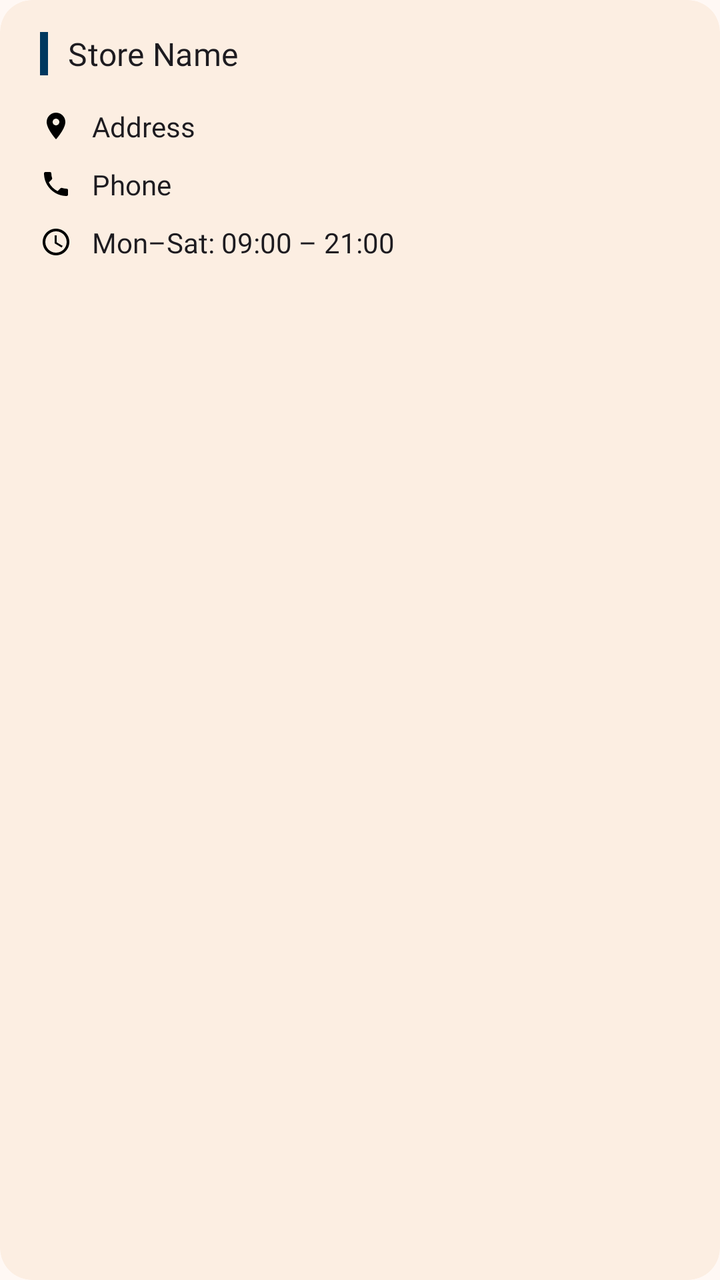
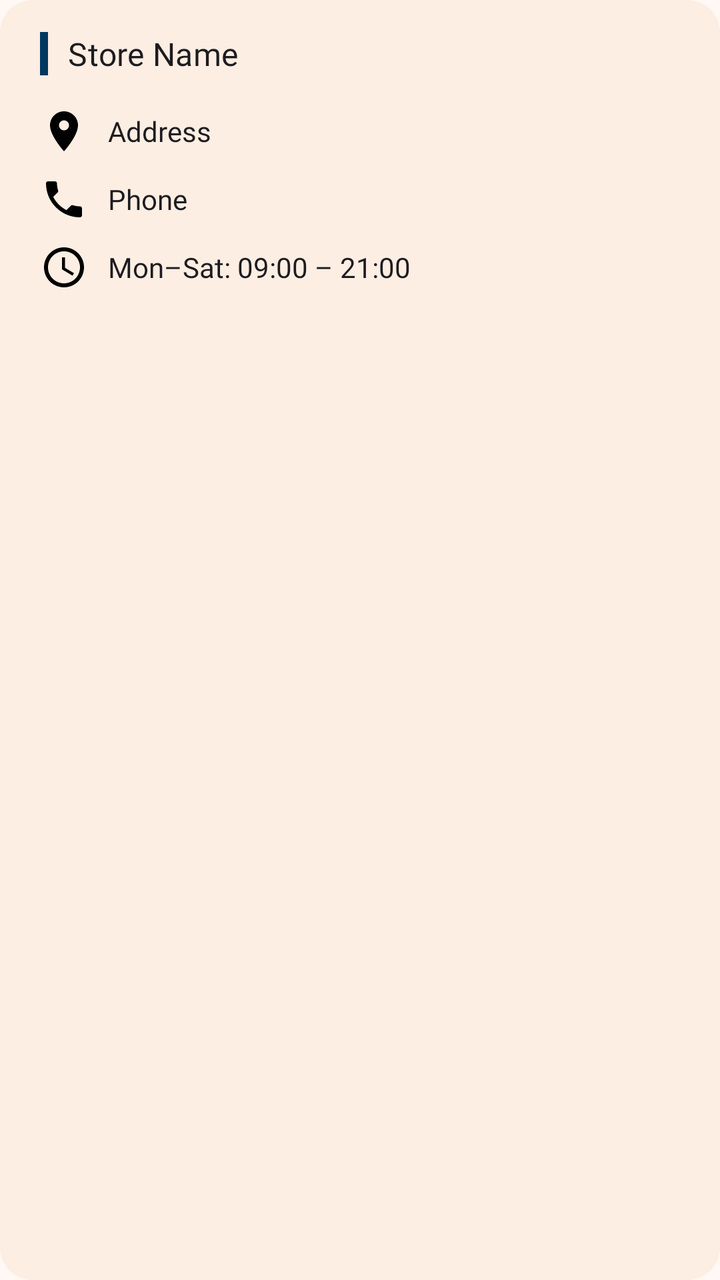

Screens rendered from an Android XML layout before and after an edit, with the pre-edit source and the edit as a unified diff.
<!-- AndroidManifest.xml: application theme Theme.DClassicsBooks -->
<!-- res/layout/item_store.xml -->
<?xml version="1.0" encoding="utf-8"?>
<com.google.android.material.card.MaterialCardView xmlns:android="http://schemas.android.com/apk/res/android"
    xmlns:app="http://schemas.android.com/apk/res-auto"
    android:layout_width="match_parent"
    android:layout_height="wrap_content"
    android:layout_marginBottom="@dimen/space200"
    app:shapeAppearance="@style/ShapeAppearance.Material3.Corner.Large"
    app:cardElevation="@dimen/elevation_level0">

    <LinearLayout
        android:layout_width="match_parent"
        android:layout_height="wrap_content"
        android:orientation="vertical">

        <LinearLayout
            android:layout_width="match_parent"
            android:layout_height="wrap_content"
            android:orientation="vertical"
            android:paddingHorizontal="@dimen/space250"
            android:paddingTop="@dimen/space200"
            android:paddingBottom="@dimen/space250">

            
            <LinearLayout
                android:layout_width="match_parent"
                android:layout_height="wrap_content"
                android:orientation="horizontal"
                android:gravity="center_vertical"
                android:layout_marginBottom="@dimen/space200">

                <View
                    android:layout_width="4dp"
                    android:layout_height="match_parent"
                    android:background="@color/accent"
                    android:layout_marginEnd="@dimen/space125"/>

                <TextView
                    android:id="@+id/tv_store_name"
                    android:layout_width="0dp"
                    android:layout_height="wrap_content"
                    android:layout_weight="1"
                    android:text="Store Name"
                    android:textAppearance="?attr/textAppearanceTitleMedium"/>

            </LinearLayout>

            
            <LinearLayout
                android:layout_width="match_parent"
                android:layout_height="wrap_content"
                android:orientation="horizontal"
                android:gravity="center_vertical"
                android:layout_marginBottom="@dimen/space125">

                <ImageView
                    android:layout_width="16dp"
                    android:layout_height="16dp"
                    android:src="@drawable/ic_location_on"
                    android:contentDescription="Location"/>

                <TextView
                    android:id="@+id/tv_store_address"
                    android:layout_width="0dp"
                    android:layout_height="wrap_content"
                    android:layout_weight="1"
                    android:text="Address"
                    android:textAppearance="?attr/textAppearanceBodyMedium"
                    android:layout_marginStart="@dimen/space125"/>

            </LinearLayout>

            
            <LinearLayout
                android:layout_width="match_parent"
                android:layout_height="wrap_content"
                android:orientation="horizontal"
                android:gravity="center_vertical"
                android:layout_marginBottom="@dimen/space125">

                <ImageView
                    android:layout_width="16dp"
                    android:layout_height="16dp"
                    android:src="@drawable/ic_phone"
                    android:contentDescription="Phone"/>

                <TextView
                    android:id="@+id/tv_store_phone"
                    android:layout_width="0dp"
                    android:layout_height="wrap_content"
                    android:layout_weight="1"
                    android:text="Phone"
                    android:textAppearance="?attr/textAppearanceBodyMedium"
                    android:layout_marginStart="@dimen/space125"/>

            </LinearLayout>

            
            <LinearLayout
                android:layout_width="match_parent"
                android:layout_height="wrap_content"
                android:orientation="horizontal"
                android:gravity="center_vertical">

                <ImageView
                    android:layout_width="16dp"
                    android:layout_height="16dp"
                    android:src="@drawable/ic_access_time"
                    android:contentDescription="Hours"/>

                <TextView
                    android:layout_width="0dp"
                    android:layout_height="wrap_content"
                    android:layout_weight="1"
                    android:text="@string/store_hours"
                    android:textAppearance="?attr/textAppearanceBodyMedium"
                    android:layout_marginStart="@dimen/space125"/>

            </LinearLayout>

        </LinearLayout>
    </LinearLayout>
</com.google.android.material.card.MaterialCardView>
<!-- resources referenced by this layout -->
<resources>
  <color name="accent">#00385F</color>
  <dimen name="elevation_level0">0dp</dimen>
  <dimen name="space125">10dp</dimen>
  <dimen name="space200">16dp</dimen>
  <dimen name="space250">20dp</dimen>
  <string name="store_hours">Mon–Sat: 09:00 – 21:00</string>
  <style name="Theme.DClassicsBooks" parent="Theme.DClassicsBooks.Base" />
  <color name="primary">#4E3000</color>
  <color name="white">#FFFFFF</color>
  <color name="primary_container">#926421</color>
  <color name="secondary">#45331C</color>
  <color name="secondary_container">#80694E</color>
  <color name="accent_container">#43709D</color>
  <color name="error">#740006</color>
  <color name="error_container">#CF2C27</color>
  <color name="surface">#FFF8F4</color>
  <color name="surface_container_low">#FCEEE2</color>
  <color name="surface_container">#F3E6DA</color>
  <color name="surface_container_high">#E8DBCF</color>
  <color name="outline">#5C5144</color>
  <color name="outline_variant">#776B5E</color>
  <color name="on_surface">#161009</color>
  <color name="on_surface_variant">#3E3429</color>
  <style name="Typography.DisplayLarge" parent="TextAppearance.Material3.DisplayLarge">
          <item name="fontFamily">@font/aleo_semibold</item>
          <item name="android:fontFamily">@font/aleo_semibold</item>
      </style>
  <style name="Typography.DisplayMedium" parent="TextAppearance.Material3.DisplayMedium">
          <item name="fontFamily">@font/aleo_semibold</item>
          <item name="android:fontFamily">@font/aleo_semibold</item>
      </style>
  <style name="Typography.DisplaySmall" parent="TextAppearance.Material3.DisplaySmall">
          <item name="fontFamily">@font/aleo_semibold</item>
          <item name="android:fontFamily">@font/aleo_semibold</item>
      </style>
  <style name="Typography.HeadlineLarge" parent="TextAppearance.Material3.HeadlineLarge">
          <item name="fontFamily">@font/aleo_semibold</item>
          <item name="android:fontFamily">@font/aleo_semibold</item>
      </style>
  <style name="Typography.HeadlineSmall" parent="TextAppearance.Material3.HeadlineSmall">
          <item name="fontFamily">@font/aleo_semibold</item>
          <item name="android:fontFamily">@font/aleo_semibold</item>
      </style>
  <style name="Typography.TitleLarge" parent="TextAppearance.Material3.TitleLarge">
          <item name="fontFamily">@font/aleo_semibold</item>
          <item name="android:fontFamily">@font/aleo_semibold</item>
      </style>
  <style name="Typography.TitleMedium" parent="TextAppearance.Material3.TitleMedium">
          <item name="fontFamily">@font/aleo_semibold</item>
          <item name="android:fontFamily">@font/aleo_semibold</item>
      </style>
  <style name="Typography.TitleSmall" parent="TextAppearance.Material3.TitleSmall">
          <item name="fontFamily">@font/aleo_semibold</item>
          <item name="android:fontFamily">@font/aleo_semibold</item>
      </style>
  <style name="Typography.LabelLarge" parent="TextAppearance.Material3.LabelLarge">
          <item name="fontFamily">@font/inter_medium</item>
          <item name="android:fontFamily">@font/inter_medium</item>
      </style>
  <style name="Typography.LabelMedium" parent="TextAppearance.Material3.LabelMedium">
          <item name="fontFamily">@font/inter_medium</item>
          <item name="android:fontFamily">@font/inter_medium</item>
      </style>
  <style name="Typography.LabelSmall" parent="TextAppearance.Material3.LabelSmall">
          <item name="fontFamily">@font/inter_medium</item>
          <item name="android:fontFamily">@font/inter_medium</item>
      </style>
  <style name="Widget.DClassicsBooks.CardView" parent="Widget.Material3.CardView.Filled">
          <item name="cardBackgroundColor">?attr/colorSurfaceContainerLow</item>
          <item name="strokeWidth">0dp</item>
      </style>
  <!-- unchanged entries left out for length: 8 -->
</resources>

<!-- the commit's change to res/layout/item_store.xml (unified diff, before → after) -->
@@ -6,11 +6,6 @@
     android:layout_marginBottom="@dimen/space200"
     app:shapeAppearance="@style/ShapeAppearance.Material3.Corner.Large"
     app:cardElevation="@dimen/elevation_level0">
-
-    <LinearLayout
-        android:layout_width="match_parent"
-        android:layout_height="wrap_content"
-        android:orientation="vertical">
 
         <LinearLayout
             android:layout_width="match_parent"
@@ -45,78 +40,39 @@
             </LinearLayout>
 
             
-            <LinearLayout
+            <TextView
+                android:id="@+id/tv_store_address"
                 android:layout_width="match_parent"
                 android:layout_height="wrap_content"
-                android:orientation="horizontal"
-                android:gravity="center_vertical"
-                android:layout_marginBottom="@dimen/space125">
-
-                <ImageView
-                    android:layout_width="16dp"
-                    android:layout_height="16dp"
-                    android:src="@drawable/ic_location_on"
-                    android:contentDescription="Location"/>
-
-                <TextView
-                    android:id="@+id/tv_store_address"
-                    android:layout_width="0dp"
-                    android:layout_height="wrap_content"
-                    android:layout_weight="1"
-                    android:text="Address"
-                    android:textAppearance="?attr/textAppearanceBodyMedium"
-                    android:layout_marginStart="@dimen/space125"/>
-
-            </LinearLayout>
+                android:text="Address"
+                android:textAppearance="?attr/textAppearanceBodyMedium"
+                android:drawableStart="@drawable/ic_location_on"
+                android:drawablePadding="@dimen/space125"
+                android:layout_marginBottom="@dimen/space125"
+                android:gravity="center_vertical"/>
 
             
-            <LinearLayout
+            <TextView
+                android:id="@+id/tv_store_phone"
                 android:layout_width="match_parent"
                 android:layout_height="wrap_content"
-                android:orientation="horizontal"
-                android:gravity="center_vertical"
-                android:layout_marginBottom="@dimen/space125">
-
-                <ImageView
-                    android:layout_width="16dp"
-                    android:layout_height="16dp"
-                    android:src="@drawable/ic_phone"
-                    android:contentDescription="Phone"/>
-
-                <TextView
-                    android:id="@+id/tv_store_phone"
-                    android:layout_width="0dp"
-                    android:layout_height="wrap_content"
-                    android:layout_weight="1"
-                    android:text="Phone"
-                    android:textAppearance="?attr/textAppearanceBodyMedium"
-                    android:layout_marginStart="@dimen/space125"/>
-
-            </LinearLayout>
+                android:text="Phone"
+                android:textAppearance="?attr/textAppearanceBodyMedium"
+                android:drawableStart="@drawable/ic_phone"
+                android:drawablePadding="@dimen/space125"
+                android:layout_marginBottom="@dimen/space125"
+                android:gravity="center_vertical"/>
 
             
-            <LinearLayout
+            <TextView
                 android:layout_width="match_parent"
                 android:layout_height="wrap_content"
-                android:orientation="horizontal"
-                android:gravity="center_vertical">
-
-                <ImageView
-                    android:layout_width="16dp"
-                    android:layout_height="16dp"
-                    android:src="@drawable/ic_access_time"
-                    android:contentDescription="Hours"/>
-
-                <TextView
-                    android:layout_width="0dp"
-                    android:layout_height="wrap_content"
-                    android:layout_weight="1"
-                    android:text="@string/store_hours"
-                    android:textAppearance="?attr/textAppearanceBodyMedium"
-                    android:layout_marginStart="@dimen/space125"/>
-
-            </LinearLayout>
+                android:text="@string/store_hours"
+                android:textAppearance="?attr/textAppearanceBodyMedium"
+                android:drawableStart="@drawable/ic_access_time"
+                android:drawablePadding="@dimen/space125"
+                android:gravity="center_vertical"/>
 
         </LinearLayout>
-    </LinearLayout>
+
 </com.google.android.material.card.MaterialCardView>
